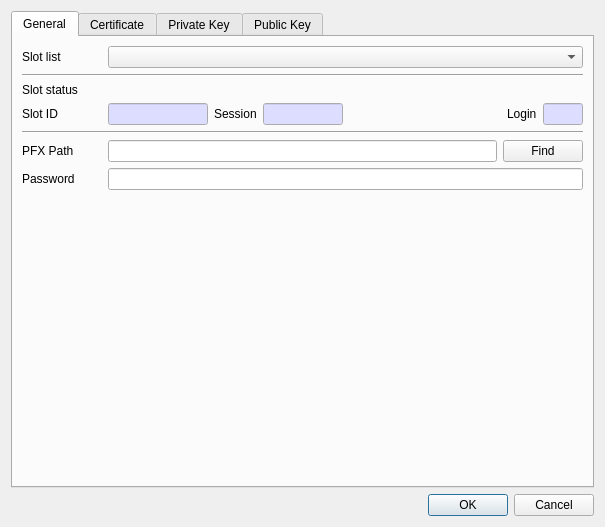
Before: the Qt Designer form CryptokiMan/import_pfx_dlg.ui in jykim74/CryptokiMan, drawn with Qt 5.
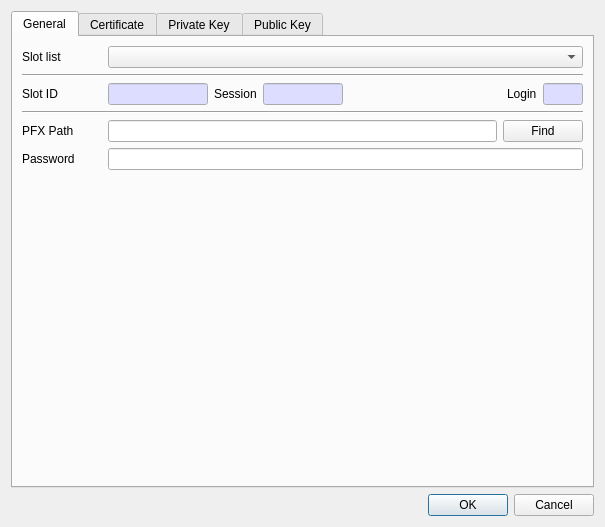
After: the same form once the commit is applied. The open tabs and pages were chosen to show the change.

What changed in the file:
```diff
--- a/CryptokiMan/import_pfx_dlg.ui
+++ b/CryptokiMan/import_pfx_dlg.ui
@@ -61,13 +61,6 @@
          </property>
         </widget>
        </item>
-       <item>
-        <widget class="QLabel" name="label_2">
-         <property name="text">
-          <string>Slot status</string>
-         </property>
-        </widget>
-       </item>
        <item>
         <layout class="QGridLayout" name="gridLayout_5">
          <property name="topMargin">
```
Left out of the diff: 2 changed lines with no effect on the pictures.
